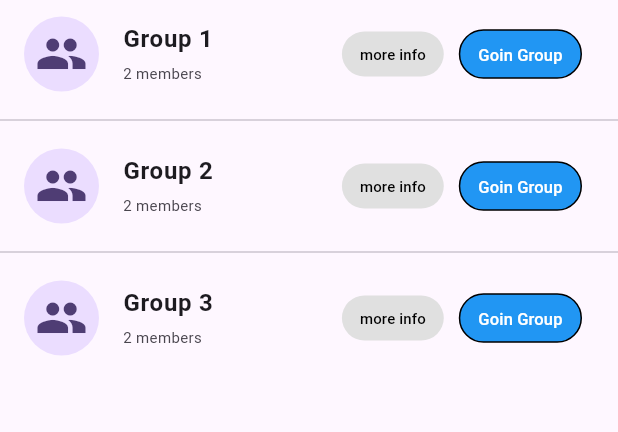
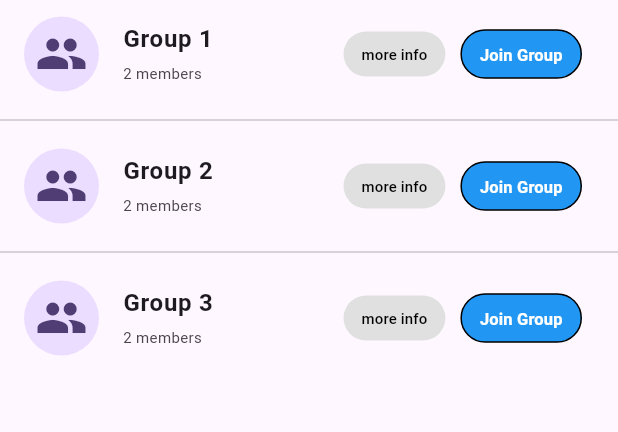
Before and after one commit to Omar-Qaneer/LetsGraduate_Mobile, a Flutter app: the CustomGroupsView widget shown alone on an empty page, opened directly, on a phone screen of 412 x 824 dp. Shown: the top 432 px of the screen. Run offline on Flutter 3.47's test engine with Material 3 defaults, Android fonts, the phone set to English and light mode, and no system bars; our stand-ins replace flutter_otp_text_field, get, shared_preferences; accounts and stored records are empty.

Commit message:
Edit CustomTrailing file
Edit text of second button by passsing it's value through the constructor to be capable to use this Custom Widget in RegisterToSupervisor Page

```diff
--- a/lib/view/screen/student/register_to_supervisor.dart
+++ b/lib/view/screen/student/register_to_supervisor.dart
@@ -1,5 +1,6 @@
 import 'package:flutter/material.dart';
 import 'package:flutter_application_1/view/widget/student/custom_listtile.dart';
+import 'package:flutter_application_1/view/widget/student/findpartners/custom_trailing.dart';
 
 class RegisterToSupervisor extends StatelessWidget {
   const RegisterToSupervisor({super.key});
@@ -126,6 +127,11 @@ class RegisterToSupervisor extends StatelessWidget {
                     size: 45,
                   ),
                   pageName: 'RegisterToSupervisor',
+                  trailing: CustomTrailing(
+                    buttonTwoText: "Send Request",
+                    onPressed1: () {},
+                    onPressed2: () {},
+                  ),
                 );
               },
               separatorBuilder: (BuildContext context, int index) {
--- a/lib/view/widget/student/findpartners/custom_groupsview.dart
+++ b/lib/view/widget/student/findpartners/custom_groupsview.dart
@@ -87,6 +87,7 @@ class CustomGroupsView extends StatelessWidget {
               controller.goToGrouptDetailsPage(group);
             },
             onPressed2: () {},
+            buttonTwoText: 'Join Group',
           ),
         );
       },
--- a/lib/view/widget/student/findpartners/custom_studentsview.dart
+++ b/lib/view/widget/student/findpartners/custom_studentsview.dart
@@ -26,6 +26,7 @@ class CustomStudentsView extends StatelessWidget {
             size: 45,
           ),
           trailing: CustomTrailing(
+            buttonTwoText: "Join Group",
             onPressed1: () {
               controller.goToStudentDetailsPage(student);
             },
--- a/lib/view/widget/student/findpartners/custom_trailing.dart
+++ b/lib/view/widget/student/findpartners/custom_trailing.dart
@@ -3,10 +3,12 @@ import 'package:flutter/material.dart';
 class CustomTrailing extends StatelessWidget {
   final void Function()? onPressed1;
   final void Function()? onPressed2;
+  final String buttonTwoText;
   const CustomTrailing({
     super.key,
     this.onPressed1,
     this.onPressed2,
+    required this.buttonTwoText,
   });
 
   @override
@@ -41,9 +43,12 @@ class CustomTrailing extends StatelessWidget {
           ),
           child: TextButton(
             onPressed: onPressed2,
-            child: const Text(
-              "Goin Group",
-              style: TextStyle(color: Colors.white, fontSize: 11),
+            child: Text(
+              buttonTwoText,
+              style: const TextStyle(
+                  color: Colors.white,
+                  fontSize: 11,
+                  fontWeight: FontWeight.bold),
             ),
           ),
         ),
```
